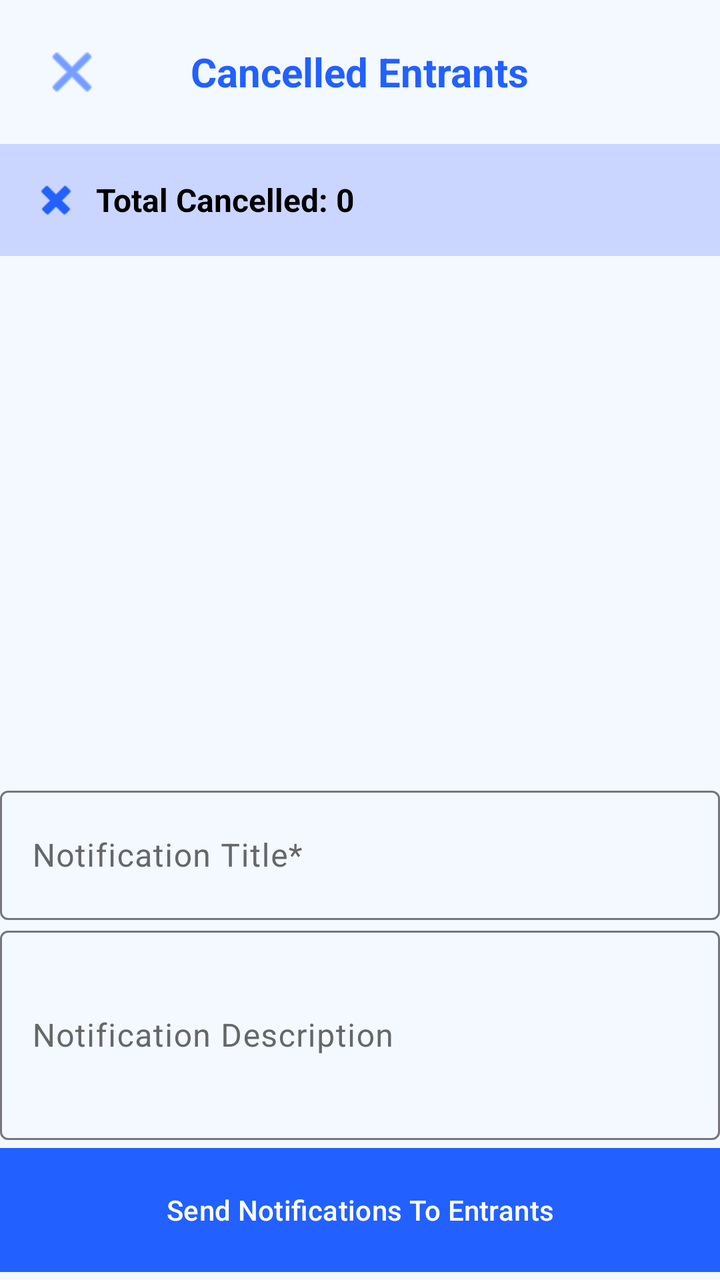
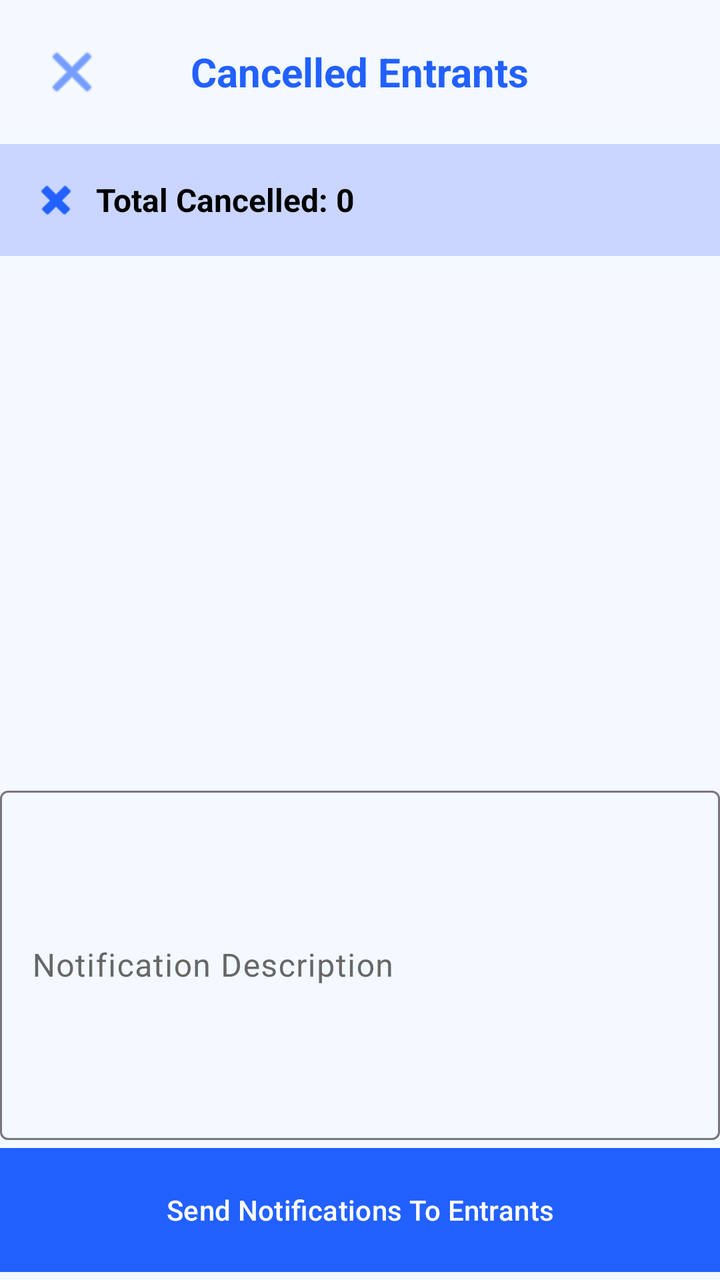

An Android layout rendered at two revisions. The XML below is the earlier revision; the diff shows what the commit changed to produce the second picture.
<!-- AndroidManifest.xml: activity theme Theme.GitCat_events -->
<!-- res/layout/activity_cancelled_entrants_view.xml -->
<?xml version="1.0" encoding="utf-8"?>
<LinearLayout xmlns:android="http://schemas.android.com/apk/res/android"
    xmlns:app="http://schemas.android.com/apk/res-auto"
    android:layout_width="match_parent"
    android:layout_height="match_parent"
    android:background="@color/background_color"
    android:orientation="vertical">

    

    <RelativeLayout
        android:layout_width="match_parent"
        android:layout_height="wrap_content"
        android:elevation="4dp"
        android:padding="16dp">

        <ImageButton
            android:id="@+id/btnBack"
            android:layout_width="40dp"
            android:layout_height="40dp"
            android:layout_alignParentStart="true"
            android:layout_centerVertical="true"
            android:background="?attr/selectableItemBackgroundBorderless"
            android:contentDescription="Back"
            android:src="@android:drawable/ic_menu_close_clear_cancel"
            app:tint="@color/button_color" />

        <TextView
            android:id="@+id/tvEventName"
            android:layout_width="wrap_content"
            android:layout_height="wrap_content"
            android:layout_centerInParent="true"
            android:text="Cancelled Entrants"
            android:textColor="@color/text_color_colored"
            android:textSize="20sp"
            android:textStyle="bold" />
    </RelativeLayout>

    
    <LinearLayout
        android:layout_width="match_parent"
        android:layout_height="wrap_content"
        android:background="@color/container_color"
        android:gravity="center_vertical"
        android:orientation="horizontal"
        android:padding="16dp">

        <ImageView
            android:layout_width="24dp"
            android:layout_height="24dp"
            android:layout_marginEnd="8dp"
            android:src="@android:drawable/ic_delete"
            app:tint="@color/button_color" />

        <TextView
            android:id="@+id/tvCancelledListCount"
            android:layout_width="wrap_content"
            android:layout_height="wrap_content"
            android:text="Total Cancelled: 0"
            android:textColor="@color/text_color_dark"
            android:textSize="16sp"
            android:textStyle="bold" />
    </LinearLayout>

    

    

    
    <TextView
        android:id="@+id/tvCancelledListEmpty"
        android:layout_width="match_parent"
        android:layout_height="0dp"
        android:layout_weight="1"
        android:gravity="center"
        android:text="No cancelled entrants\n\n✓ All invited entrants have either accepted or are still pending"
        android:textAlignment="center"
        android:textColor="@color/text_color_dark"
        android:textSize="16sp"
        android:visibility="gone" />

    <LinearLayout
        android:layout_width="match_parent"
        android:layout_height="match_parent"
        android:orientation="vertical">

        <View
            android:layout_width="match_parent"
            android:layout_height="1dp" />

        <androidx.recyclerview.widget.RecyclerView
            android:id="@+id/rvCancelledList"
            android:layout_width="match_parent"
            android:layout_height="0dp"
            android:layout_weight="1"
            android:clipToPadding="false"
            android:padding="8dp" />

        <LinearLayout
            android:layout_width="match_parent"
            android:layout_height="250dp"
            android:orientation="vertical">

            <com.google.android.material.textfield.TextInputLayout
                android:id="@+id/textInputLayout"
                android:layout_width="match_parent"
                android:layout_height="70dp"
                android:textColorHint="@color/text_color_medium"
                app:helperTextTextColor="@color/text_color_medium"
                app:hintTextColor="@color/text_color_medium"
                app:placeholderTextColor="@color/text_color_medium"
                app:prefixTextColor="@color/text_color_medium"
                app:suffixTextColor="@color/text_color_medium">

                <com.google.android.material.textfield.TextInputEditText
                    android:id="@+id/cancelledListNotifTitleText"
                    android:layout_width="match_parent"
                    android:layout_height="match_parent"
                    android:hint="Notification Title*" />
            </com.google.android.material.textfield.TextInputLayout>

            <com.google.android.material.textfield.TextInputLayout
                android:id="@+id/textInputLayout2"
                android:layout_width="match_parent"
                android:layout_height="110dp"
                android:textColorHint="@color/text_color_medium"
                app:helperTextTextColor="@color/text_color_medium"
                app:hintTextColor="@color/text_color_medium"
                app:placeholderTextColor="@color/text_color_medium"
                app:prefixTextColor="@color/text_color_medium"
                app:suffixTextColor="@color/text_color_medium">

                <com.google.android.material.textfield.TextInputEditText
                    android:id="@+id/cancelledListNotifDescription"
                    android:layout_width="match_parent"
                    android:layout_height="match_parent"
                    android:hint="Notification Description" />
            </com.google.android.material.textfield.TextInputLayout>

            <Button
                android:id="@+id/cancelledListSendNotif"
                android:layout_width="match_parent"
                android:layout_height="70dp"
                android:layout_marginTop="0dp"
                android:backgroundTint="@color/button_color"
                android:text="Send Notifications To Entrants"
                android:textColor="@color/text_color_light"
                app:cornerRadius="0dp" />
        </LinearLayout>
    </LinearLayout>

</LinearLayout>
<!-- resources referenced by this layout -->
<resources>
  <color name="background_color">#F3F9FF</color>
  <color name="button_color">#2260ff</color>
  <color name="container_color">#CAD6ff</color>
  <color name="text_color_colored">#2260ff</color>
  <color name="text_color_dark">#000000</color>
  <color name="text_color_light">#ffffff</color>
  <color name="text_color_medium">#676767</color>
  <style name="Theme.GitCat_events" parent="Base.Theme.GitCat_events" />
  <style name="Base.Theme.GitCat_events" parent="Theme.Material3.DayNight.NoActionBar">
          
          
      </style>
</resources>

<!-- the commit's change to res/layout/activity_cancelled_entrants_view.xml (unified diff, before → after) -->
@@ -102,27 +102,9 @@
             android:orientation="vertical">
 
             <com.google.android.material.textfield.TextInputLayout
-                android:id="@+id/textInputLayout"
-                android:layout_width="match_parent"
-                android:layout_height="70dp"
-                android:textColorHint="@color/text_color_medium"
-                app:helperTextTextColor="@color/text_color_medium"
-                app:hintTextColor="@color/text_color_medium"
-                app:placeholderTextColor="@color/text_color_medium"
-                app:prefixTextColor="@color/text_color_medium"
-                app:suffixTextColor="@color/text_color_medium">
-
-                <com.google.android.material.textfield.TextInputEditText
-                    android:id="@+id/cancelledListNotifTitleText"
-                    android:layout_width="match_parent"
-                    android:layout_height="match_parent"
-                    android:hint="Notification Title*" />
-            </com.google.android.material.textfield.TextInputLayout>
-
-            <com.google.android.material.textfield.TextInputLayout
                 android:id="@+id/textInputLayout2"
                 android:layout_width="match_parent"
-                android:layout_height="110dp"
+                android:layout_height="180dp"
                 android:textColorHint="@color/text_color_medium"
                 app:helperTextTextColor="@color/text_color_medium"
                 app:hintTextColor="@color/text_color_medium"
